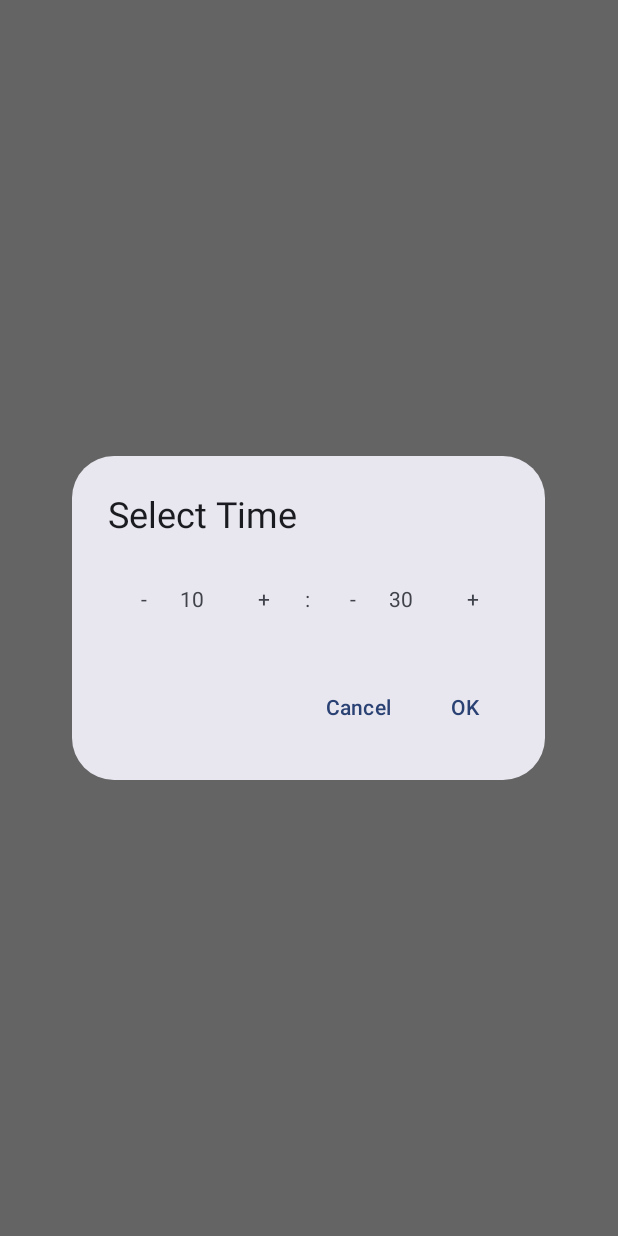
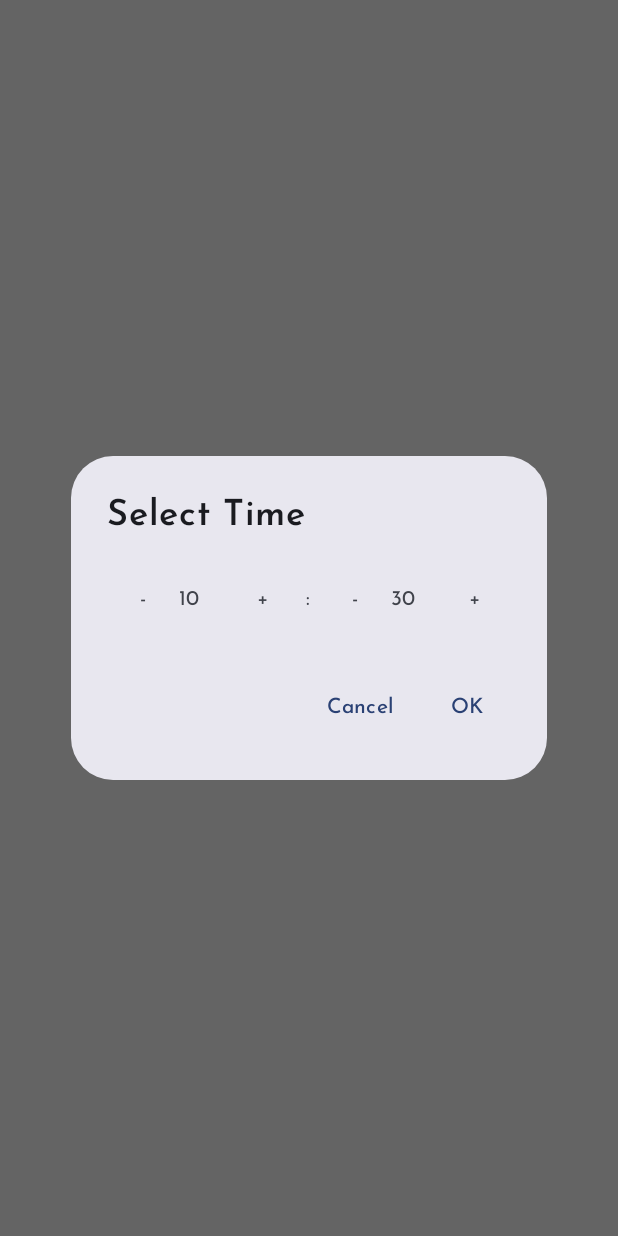
Before and after one commit to ThisIsSidam/morning-glory, an Android app built with Jetpack Compose: the screen it shows after launch (MainActivity), after a tap on an icon or button, on a phone screen of 412 x 824 dp. Run offline under Robolectric (Android 15) with nearby library versions, the phone set to English and light mode, and no system bars.

Commit message:
Added custom font

```diff
--- a/app/src/main/java/app/morning/glory/ui/theme/Theme.kt
+++ b/app/src/main/java/app/morning/glory/ui/theme/Theme.kt
@@ -52,7 +52,7 @@ fun MorningGloryTheme(
 
     MaterialTheme(
         colorScheme = colorScheme,
-        typography = Typography,
+        typography = AppTypography,
         content = content
     )
 }
--- a/app/src/main/java/app/morning/glory/ui/theme/Type.kt
+++ b/app/src/main/java/app/morning/glory/ui/theme/Type.kt
@@ -2,33 +2,119 @@ package app.morning.glory.ui.theme
 
 import androidx.compose.material3.Typography
 import androidx.compose.ui.text.TextStyle
+import androidx.compose.ui.text.font.Font
 import androidx.compose.ui.text.font.FontFamily
 import androidx.compose.ui.text.font.FontWeight
 import androidx.compose.ui.unit.sp
+import app.morning.glory.R
 
-// Set of Material typography styles to start with
-val Typography = Typography(
+
+
+val JosefinSans = FontFamily(
+    Font(R.font.josefin_sans_regular, FontWeight.Normal),
+    Font(R.font.josefin_sans_medium, FontWeight.Medium),
+    Font(R.font.josefin_sans_semibold, FontWeight.SemiBold),
+    Font(R.font.josefin_sans_bold, FontWeight.Bold)
+)
+
+val AppTypography = Typography(
+    displayLarge = TextStyle(
+        fontFamily = JosefinSans,
+        fontWeight = FontWeight.Bold,
+        fontSize = 57.sp,
+        lineHeight = 64.sp,
+        letterSpacing = (-0.25).sp
+    ),
+    displayMedium = TextStyle(
+        fontFamily = JosefinSans,
+        fontWeight = FontWeight.Bold,
+        fontSize = 45.sp,
+        lineHeight = 52.sp
+    ),
+    displaySmall = TextStyle(
+        fontFamily = JosefinSans,
+        fontWeight = FontWeight.Bold,
+        fontSize = 36.sp,
+        lineHeight = 44.sp
+    ),
+    headlineLarge = TextStyle(
+        fontFamily = JosefinSans,
+        fontWeight = FontWeight.SemiBold,
+        fontSize = 32.sp,
+        lineHeight = 40.sp
+    ),
+    headlineMedium = TextStyle(
+        fontFamily = JosefinSans,
+        fontWeight = FontWeight.SemiBold,
+        fontSize = 28.sp,
+        lineHeight = 36.sp
+    ),
+    headlineSmall = TextStyle(
+        fontFamily = JosefinSans,
+        fontWeight = FontWeight.SemiBold,
+        fontSize = 24.sp,
+        lineHeight = 32.sp
+    ),
+    titleLarge = TextStyle(
+        fontFamily = JosefinSans,
+        fontWeight = FontWeight.Medium,
+        fontSize = 22.sp,
+        lineHeight = 28.sp
+    ),
+    titleMedium = TextStyle(
+        fontFamily = JosefinSans,
+        fontWeight = FontWeight.Medium,
+        fontSize = 16.sp,
+        lineHeight = 24.sp,
+        letterSpacing = 0.15.sp
+    ),
+    titleSmall = TextStyle(
+        fontFamily = JosefinSans,
+        fontWeight = FontWeight.Medium,
+        fontSize = 14.sp,
+        lineHeight = 20.sp,
+        letterSpacing = 0.1.sp
+    ),
     bodyLarge = TextStyle(
-        fontFamily = FontFamily.Default,
+        fontFamily = JosefinSans,
         fontWeight = FontWeight.Normal,
         fontSize = 16.sp,
         lineHeight = 24.sp,
         letterSpacing = 0.5.sp
-    )
-    /* Other default text styles to override
-    titleLarge = TextStyle(
-        fontFamily = FontFamily.Default,
+    ),
+    bodyMedium = TextStyle(
+        fontFamily = JosefinSans,
         fontWeight = FontWeight.Normal,
-        fontSize = 22.sp,
-        lineHeight = 28.sp,
-        letterSpacing = 0.sp
+        fontSize = 14.sp,
+        lineHeight = 20.sp,
+        letterSpacing = 0.25.sp
+    ),
+    bodySmall = TextStyle(
+        fontFamily = JosefinSans,
+        fontWeight = FontWeight.Normal,
+        fontSize = 12.sp,
+        lineHeight = 16.sp,
+        letterSpacing = 0.4.sp
+    ),
+    labelLarge = TextStyle(
+        fontFamily = JosefinSans,
+        fontWeight = FontWeight.Medium,
+        fontSize = 14.sp,
+        lineHeight = 20.sp,
+        letterSpacing = 0.1.sp
+    ),
+    labelMedium = TextStyle(
+        fontFamily = JosefinSans,
+        fontWeight = FontWeight.Medium,
+        fontSize = 12.sp,
+        lineHeight = 16.sp,
+        letterSpacing = 0.5.sp
     ),
     labelSmall = TextStyle(
-        fontFamily = FontFamily.Default,
+        fontFamily = JosefinSans,
         fontWeight = FontWeight.Medium,
         fontSize = 11.sp,
         lineHeight = 16.sp,
         letterSpacing = 0.5.sp
     )
-    */
 )
```
Also changed, not shown: app/src/main/res/font/josefin_sans_bold.ttf (added), app/src/main/res/font/josefin_sans_medium.ttf (added), app/src/main/res/font/josefin_sans_regular.ttf (added), app/src/main/res/font/josefin_sans_semibold.ttf (added).
